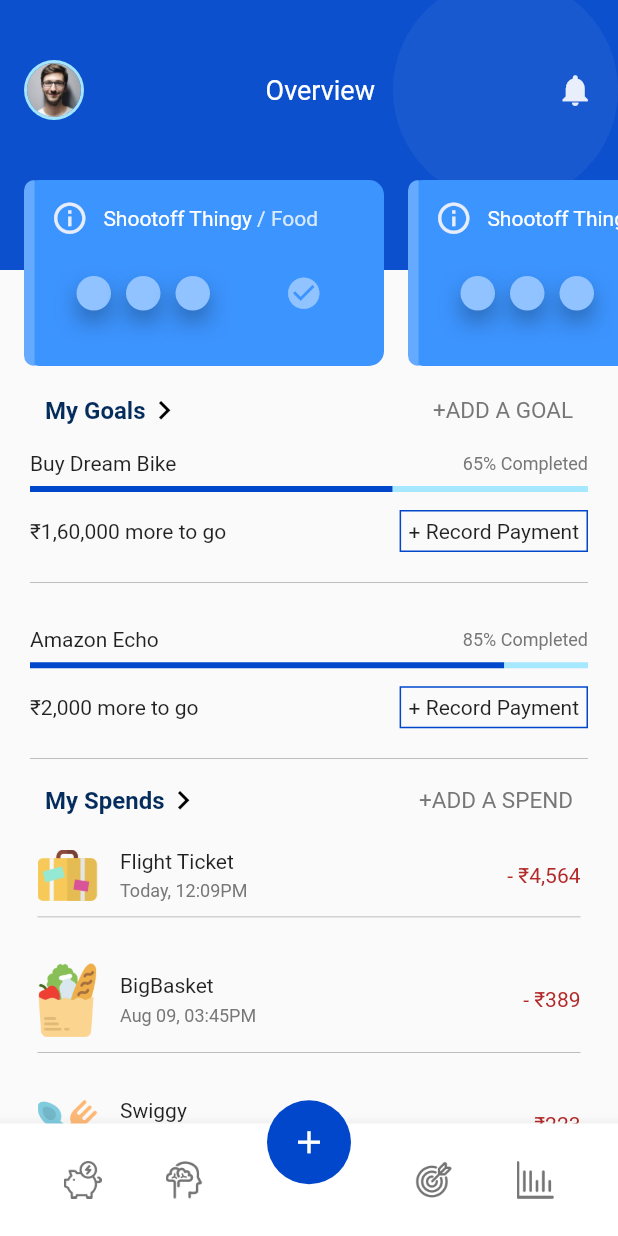
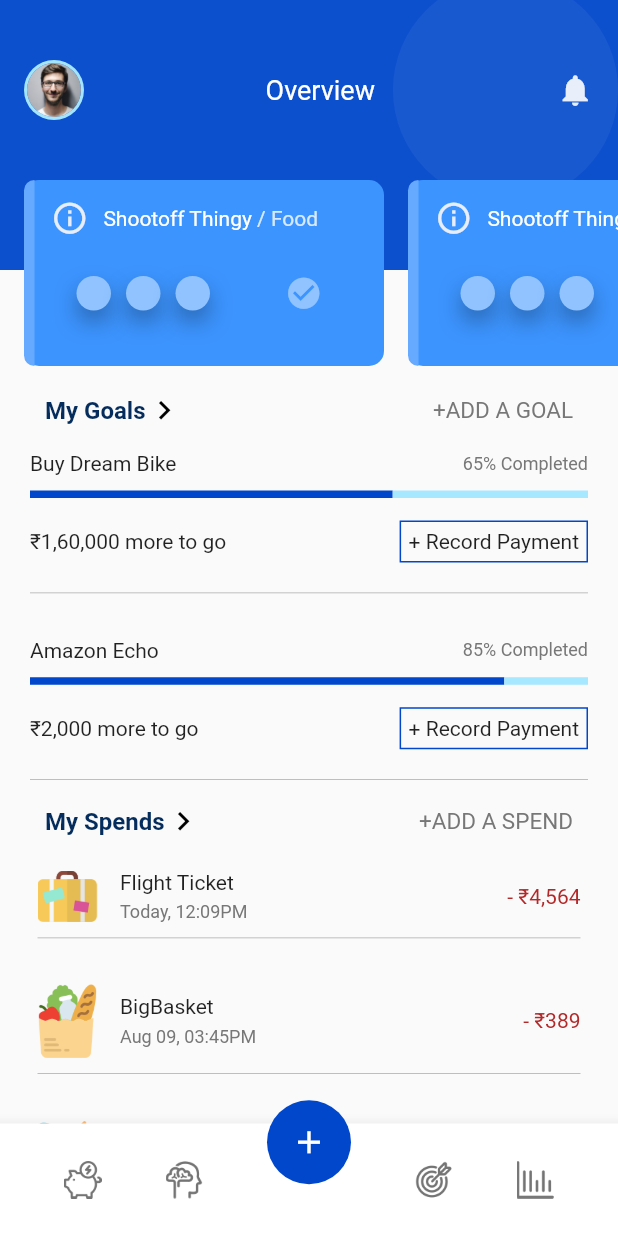
Before and after one commit to steevjames/Sample-App-UI, a Flutter app: the screen it shows after launch, on a phone screen of 412 x 824 dp. Run offline on Flutter 3.47's test engine with Material 2 defaults, Android fonts, the phone set to English and light mode, and no system bars.

Commit message:
Adjusted height of expanded

```diff
--- a/lib/goals.dart
+++ b/lib/goals.dart
@@ -17,28 +17,28 @@ Widget goal(text1,text2,text3,percent) {
           ],
         ),
         SizedBox(
-          height: 7,
+          height: 10,
         ),
         Row(
           children: <Widget>[
             Expanded(
               flex: percent,
               child: Container(
-                height: 4,
+                height: 5,
                 decoration: BoxDecoration(color: Color(0xFF0047cc)),
               ),
             ),
             Expanded(
               flex: 100-percent,
               child: Container(
-                height: 4,
+                height:5,
                 decoration: BoxDecoration(color: Color(0xFFa6e8ff)),
               ),
             )
           ],
         ),
         SizedBox(
-          height: 7,
+          height: 10,
         ),
         Row(
           mainAxisAlignment: MainAxisAlignment.spaceBetween,
```
